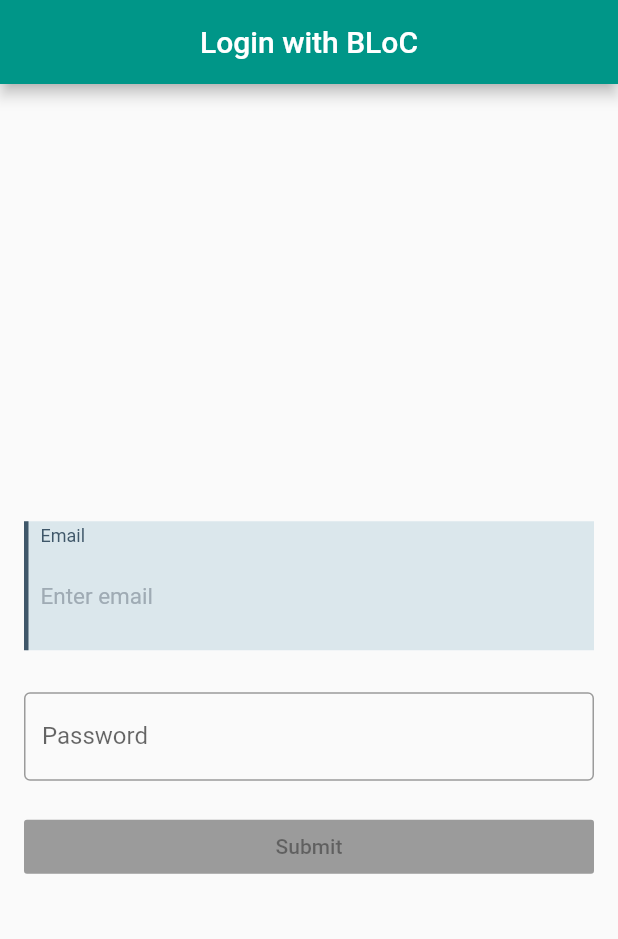
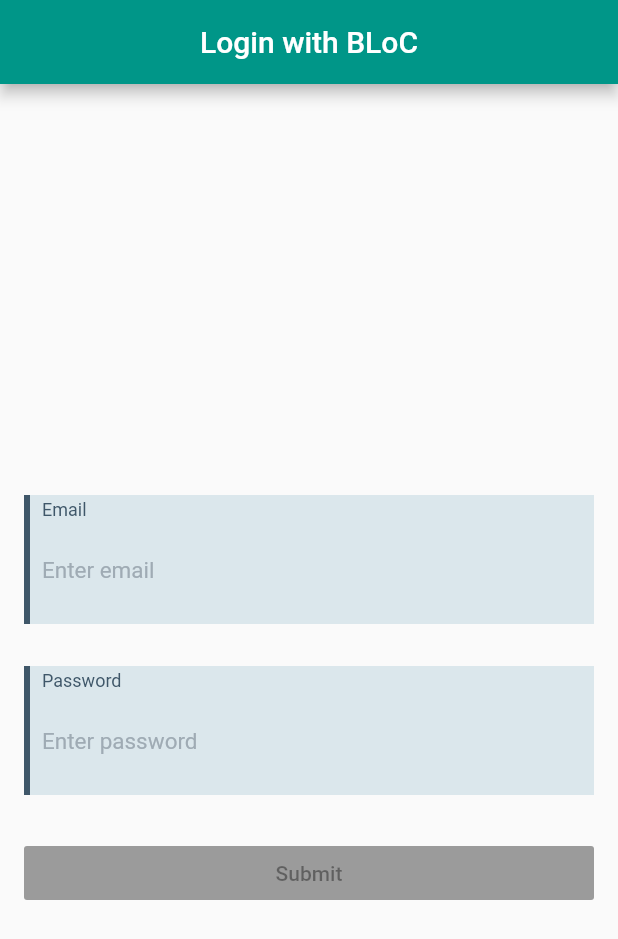
Before and after one commit to FabianVarela/flutter_login_types, a Flutter app: the screen it shows after launch, on a phone screen of 412 x 824 dp. Shown: the top 939 px of the screen. Run offline on Flutter 3.47's test engine with Material 2 defaults, Android fonts, the light colour scheme and no system bars; our stand-ins replace rxdart.

Commit message:
Create custom text fields dynamically

```diff
--- a/lib/common/validator.dart
+++ b/lib/common/validator.dart
@@ -3,7 +3,7 @@ import 'dart:async';
 mixin Validator {
   final validateEmail =
       StreamTransformer<String, String>.fromHandlers(handleData: (email, sink) {
-    if (_validateEmail(email))
+    if (email.length > 0 && _validateEmail(email))
       sink.add(email);
     else
       sink.addError("Enter a valid email");
@@ -11,7 +11,7 @@ mixin Validator {
 
   final validatePassword = StreamTransformer<String, String>.fromHandlers(
       handleData: (password, sink) {
-    if (password.length >= 4)
+    if (password.length > 0 && password.length >= 4)
       sink.add(password);
     else
       sink.addError("Password must be at least 4 characters");
--- a/lib/ui/custom_textfield.dart
+++ b/lib/ui/custom_textfield.dart
@@ -3,8 +3,8 @@ import 'package:flutter/material.dart';
 class CustomTextField extends StatefulWidget {
   final String label;
   final String hint;
-  final String errorMessage;
   final String requiredMessage;
+  final String errorText;
   final bool isRequired;
   final bool hasPassword;
   final ValueChanged<String> onChange;
@@ -13,12 +13,12 @@ class CustomTextField extends StatefulWidget {
   CustomTextField({
     @required this.label,
     this.hint,
-    this.errorMessage,
+    this.isRequired = false,
     this.requiredMessage,
-    this.isRequired,
-    this.hasPassword,
     this.onChange,
     this.inputType,
+    this.hasPassword = false,
+    this.errorText,
   });
 
   @override
@@ -65,23 +65,22 @@ class _CustomTextFieldState extends State<CustomTextField> {
   }
 
   @override
+  void dispose() {
+    _customFocusNode.dispose();
+    _customTextController.dispose();
+    super.dispose();
+  }
+
+  @override
   Widget build(BuildContext context) {
     return Column(
       children: <Widget>[
         Container(
           decoration: BoxDecoration(
             border: Border(
-              left: BorderSide(
-                  width: 3,
-                  color: _hasFocus
-                      ? _borderTextFieldFocus
-                      : _hasRequired
-                          ? _borderTextFieldRequired
-                          : _borderTextFieldNormal),
+              left: BorderSide(width: 4, color: _getBorderColor()),
             ),
-            color: _hasRequired
-                ? _backgroundTextFieldRequired
-                : _backgroundTextFieldNormal,
+            color: _getBackgroundColor(),
           ),
           child: Column(
             children: <Widget>[
@@ -107,7 +106,6 @@ class _CustomTextFieldState extends State<CustomTextField> {
                   obscureText: widget.hasPassword != null && widget.hasPassword,
                   style: TextStyle(color: _foregroundText, fontSize: 15),
                   focusNode: _customFocusNode,
-                  onSubmitted: (value) => print("Value: $value"),
                   decoration: InputDecoration(
                     contentPadding: EdgeInsets.all(0),
                     border: InputBorder.none,
@@ -129,21 +127,48 @@ class _CustomTextFieldState extends State<CustomTextField> {
     );
   }
 
+  Color _getBorderColor() {
+    if (_hasFocus) return _borderTextFieldFocus;
+
+    if (_hasRequired) return _borderTextFieldRequired;
+
+    if (widget.errorText != null) return _borderTextFieldRequired;
+
+    return _borderTextFieldNormal;
+  }
+
+  Color _getBackgroundColor() {
+    if (_hasRequired) return _backgroundTextFieldRequired;
+
+    if (widget.errorText != null) return _backgroundTextFieldRequired;
+
+    return _backgroundTextFieldNormal;
+  }
+
   Widget _setRequired() {
-    return (_hasRequired)
-        ? Align(
+    if (_hasRequired) return _getRequiredMessage();
+    if (widget.errorText != null) return _getErrorMessage();
+
+    return Container();
+  }
+
+  Widget _getRequiredMessage() {
+    return Align(
       alignment: Alignment.topLeft,
       child: Text(
         widget.requiredMessage,
         style: TextStyle(color: _requiredColor),
       ),
-          )
-        : Container();
+    );
   }
 
-  @override
-  void dispose() {
-    _customFocusNode.dispose();
-    super.dispose();
+  Widget _getErrorMessage() {
+    return Align(
+      alignment: Alignment.topLeft,
+      child: Text(
+        widget.errorText,
+        style: TextStyle(color: _requiredColor),
+      ),
+    );
   }
 }
--- a/lib/ui/login_ui.dart
+++ b/lib/ui/login_ui.dart
@@ -10,6 +10,7 @@ class LoginUI extends StatefulWidget {
 
 class _LoginUIState extends State<LoginUI> {
   final bloc = LoginBloc();
+  bool isAuthenticated = false;
 
   @override
   void dispose() {
@@ -25,6 +26,9 @@ class _LoginUIState extends State<LoginUI> {
         if (authSnapshot.hasData && authSnapshot.data) {
           return HomePageUI();
         } else {
+          isAuthenticated = (authSnapshot.hasData && !authSnapshot.data);
+          print("Auth: $isAuthenticated");
+
           return Scaffold(
             appBar: AppBar(
               title: Text("Login with BLoC"),
@@ -42,33 +46,28 @@ class _LoginUIState extends State<LoginUI> {
                       children: <Widget>[
                         StreamBuilder<String>(
                           stream: bloc.email,
-                          builder: (context, emailSnapshot) {
-                            print("Error: ${emailSnapshot.error}");
-
-                            return CustomTextField(
-                              onChange: bloc.changeEmail,
-                              inputType: TextInputType.emailAddress,
-                              label: "Email",
-                              hint: "Enter email",
-                              isRequired: true,
-                              requiredMessage: "The field is required",
-                              errorMessage: emailSnapshot.error,
-                            );
-                          },
+                          builder: (context, emailSnapshot) => CustomTextField(
+                                label: "Email",
+                                hint: "Enter email",
+                                isRequired: true,
+                                requiredMessage: "The email is required",
+                                onChange: bloc.changeEmail,
+                                inputType: TextInputType.emailAddress,
+                                errorText: emailSnapshot.error,
+                              ),
                         ),
                         SizedBox(height: 20),
                         StreamBuilder<String>(
                           stream: bloc.password,
-                          builder: (context, passwordSnapshot) => TextField(
-                                onChanged: bloc.changePassword,
-                                keyboardType: TextInputType.text,
-                                obscureText: true,
-                                decoration: InputDecoration(
-                                  border: OutlineInputBorder(),
-                                  hintText: "Enter password",
-                                  labelText: "Password",
-                                  errorText: passwordSnapshot.error,
-                                ),
+                          builder: (context, passwordSnapshot) =>
+                              CustomTextField(
+                                label: "Password",
+                                hint: "Enter password",
+                                isRequired: true,
+                                requiredMessage: "The password is required",
+                                onChange: bloc.changePassword,
+                                errorText: passwordSnapshot.error,
+                                hasPassword: true,
                               ),
                         ),
                         SizedBox(height: 20),
```
Lines whose indentation alone changed are shown as unchanged.
